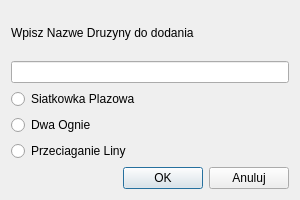
Qt form Projekt/dodajdruzynedialog.ui (Karoru19/Project) before a commit.
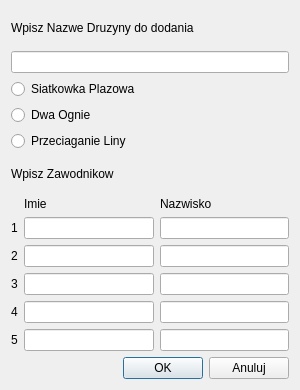
The same form after that commit.

```diff
--- a/Projekt/dodajdruzynedialog.ui
+++ b/Projekt/dodajdruzynedialog.ui
@@ -7,13 +7,13 @@
     <x>0</x>
     <y>0</y>
     <width>300</width>
-    <height>200</height>
+    <height>390</height>
    </rect>
   </property>
   <property name="maximumSize">
    <size>
     <width>300</width>
-    <height>200</height>
+    <height>390</height>
    </size>
   </property>
   <property name="windowTitle">
@@ -59,6 +59,96 @@
      </item>
     </layout>
    </item>
+   <item>
+    <widget class="QLabel" name="label_2">
+     <property name="text">
+      <string>Wpisz Zawodnikow</string>
+     </property>
+    </widget>
+   </item>
+   <item>
+    <layout class="QGridLayout" name="gridLayout">
+     <item row="3" column="0">
+      <widget class="QLabel" name="label_5">
+       <property name="text">
+        <string>3</string>
+       </property>
+      </widget>
+     </item>
+     <item row="4" column="2">
+      <widget class="QLineEdit" name="lineEdit_10"/>
+     </item>
+     <item row="1" column="2">
+      <widget class="QLineEdit" name="lineEdit_7"/>
+     </item>
+     <item row="5" column="0">
+      <widget class="QLabel" name="label_7">
+       <property name="text">
+        <string>5</string>
+       </property>
+      </widget>
+     </item>
+     <item row="1" column="1">
+      <widget class="QLineEdit" name="lineEdit_2"/>
+     </item>
+     <item row="2" column="1">
+      <widget class="QLineEdit" name="lineEdit_3"/>
+     </item>
+     <item row="3" column="2">
+      <widget class="QLineEdit" name="lineEdit_9"/>
+     </item>
+     <item row="2" column="2">
+      <widget class="QLineEdit" name="lineEdit_8"/>
+     </item>
+     <item row="5" column="1">
+      <widget class="QLineEdit" name="lineEdit_6"/>
+     </item>
+     <item row="5" column="2">
+      <widget class="QLineEdit" name="lineEdit_11"/>
+     </item>
+     <item row="3" column="1">
+      <widget class="QLineEdit" name="lineEdit_4"/>
+     </item>
+     <item row="2" column="0">
+      <widget class="QLabel" name="label_4">
+       <property name="text">
+        <string>2</string>
+       </property>
+      </widget>
+     </item>
+     <item row="4" column="0">
+      <widget class="QLabel" name="label_6">
+       <property name="text">
+        <string>4</string>
+       </property>
+      </widget>
+     </item>
+     <item row="1" column="0">
+      <widget class="QLabel" name="label_3">
+       <property name="text">
+        <string>1</string>
+       </property>
+      </widget>
+     </item>
+     <item row="4" column="1">
+      <widget class="QLineEdit" name="lineEdit_5"/>
+     </item>
+     <item row="0" column="1">
+      <widget class="QLabel" name="label_8">
+       <property name="text">
+        <string>Imie</string>
+       </property>
+      </widget>
+     </item>
+     <item row="0" column="2">
+      <widget class="QLabel" name="label_9">
+       <property name="text">
+        <string>Nazwisko</string>
+       </property>
+      </widget>
+     </item>
+    </layout>
+   </item>
    <item>
     <layout class="QHBoxLayout" name="horizontalLayout">
      <item>
```
